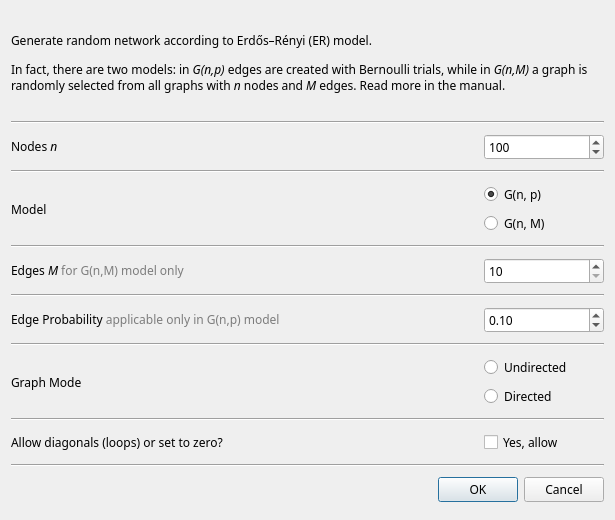
This is src/forms/dialogranderdosrenyi.ui in socnetv/app as Qt 5 draws it before an edit. The edited form follows.
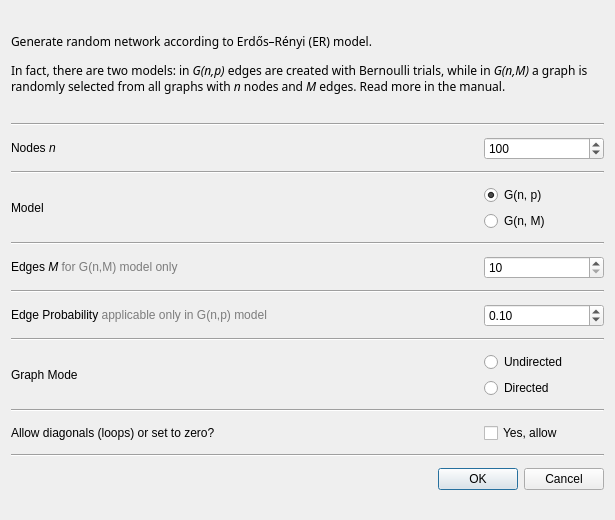
This is the edited form.

Commit message: fixed (reset) font family and font-sizes in all dialogs (once again...)

Diff of the .ui file:
```diff
--- a/src/forms/dialogranderdosrenyi.ui
+++ b/src/forms/dialogranderdosrenyi.ui
@@ -97,11 +97,6 @@
          <height>0</height>
         </size>
        </property>
-       <property name="font">
-        <font>
-         <family>Sans Serif</family>
-        </font>
-       </property>
        <property name="text">
         <string>&lt;html&gt;&lt;head/&gt;&lt;body&gt;&lt;p&gt;Nodes &lt;span style=&quot; font-style:italic;&quot;&gt;n&lt;/span&gt;&lt;/p&gt;&lt;/body&gt;&lt;/html&gt;</string>
        </property>
@@ -121,11 +116,6 @@
          <height>0</height>
         </size>
        </property>
-       <property name="font">
-        <font>
-         <family>Sans Serif</family>
-        </font>
-       </property>
        <property name="minimum">
         <number>0</number>
        </property>
@@ -162,11 +152,6 @@
          <height>0</height>
         </size>
        </property>
-       <property name="font">
-        <font>
-         <family>Sans Serif</family>
-        </font>
-       </property>
        <property name="text">
         <string>Model</string>
        </property>
@@ -182,11 +167,6 @@
            <height>0</height>
           </size>
          </property>
-         <property name="font">
-          <font>
-           <family>Sans Serif</family>
-          </font>
-         </property>
          <property name="toolTip">
           <string>&lt;!DOCTYPE HTML PUBLIC &quot;-//W3C//DTD HTML 4.0//EN&quot; &quot;http://www.w3.org/TR/REC-html40/strict.dtd&quot;&gt;
 &lt;html&gt;&lt;head&gt;&lt;meta name=&quot;qrichtext&quot; content=&quot;1&quot; /&gt;&lt;style type=&quot;text/css&quot;&gt;
@@ -221,11 +201,6 @@
            <height>0</height>
           </size>
          </property>
-         <property name="font">
-          <font>
-           <family>Sans Serif</family>
-          </font>
-         </property>
          <property name="toolTip">
           <string>&lt;html&gt;&lt;head/&gt;&lt;body&gt;&lt;p&gt;This will create a new random network using &lt;span style=&quot; font-weight:600;&quot;&gt;G(n,M)&lt;/span&gt; model, where&lt;/p&gt;&lt;p&gt;&lt;span style=&quot; font-weight:600;&quot;&gt; n&lt;/span&gt; is the number of nodes in the final graph&lt;/p&gt;&lt;p&gt;&lt;span style=&quot; font-weight:600;&quot;&gt; M&lt;/span&gt; is the number of edges in the final graph&lt;/p&gt;&lt;p&gt;If you select this model, you must enter both the number of nodes n and the number of edges M&lt;/p&gt;&lt;p&gt;You may also select if the final network will be undirected or directed and if you want to allow nodes to link to themselves (diagonal non zero).&lt;/p&gt;&lt;/body&gt;&lt;/html&gt;</string>
          </property>
@@ -270,11 +245,6 @@
          <height>0</height>
         </size>
        </property>
-       <property name="font">
-        <font>
-         <family>Sans Serif</family>
-        </font>
-       </property>
        <property name="text">
         <string>&lt;html&gt;&lt;head/&gt;&lt;body&gt;&lt;p&gt;Edges &lt;span style=&quot; font-style:italic;&quot;&gt;M &lt;/span&gt;&lt;span style=&quot; color:#7c7c7c;&quot;&gt;for G(n,M) model only&lt;/span&gt;&lt;/p&gt;&lt;/body&gt;&lt;/html&gt;</string>
        </property>
@@ -288,11 +258,6 @@
          <height>0</height>
         </size>
        </property>
-       <property name="font">
-        <font>
-         <family>Sans Serif</family>
-        </font>
-       </property>
        <property name="minimum">
         <number>10</number>
        </property>
@@ -326,11 +291,6 @@
          <height>0</height>
         </size>
        </property>
-       <property name="font">
-        <font>
-         <family>Sans Serif</family>
-        </font>
-       </property>
        <property name="text">
         <string>&lt;html&gt;&lt;head/&gt;&lt;body&gt;&lt;p&gt;Edge Probability &lt;span style=&quot; color:#7c7c7c;&quot;&gt;applicable only in G(n,p) model&lt;/span&gt;&lt;/p&gt;&lt;/body&gt;&lt;/html&gt;</string>
        </property>
@@ -350,11 +310,6 @@
          <height>0</height>
         </size>
        </property>
-       <property name="font">
-        <font>
-         <family>Sans Serif</family>
-        </font>
-       </property>
        <property name="minimum">
         <double>0.010000000000000</double>
        </property>
@@ -394,11 +349,6 @@
          <height>0</height>
         </size>
        </property>
-       <property name="font">
-        <font>
-         <family>Sans Serif</family>
-        </font>
-       </property>
        <property name="text">
         <string>Graph Mode</string>
        </property>
@@ -420,11 +370,6 @@
            <height>0</height>
           </size>
          </property>
-         <property name="font">
-          <font>
-           <family>Sans Serif</family>
-          </font>
-         </property>
          <property name="text">
           <string>Undirected</string>
          </property>
@@ -450,11 +395,6 @@
            <height>0</height>
           </size>
          </property>
-         <property name="font">
-          <font>
-           <family>Sans Serif</family>
-          </font>
-         </property>
          <property name="text">
           <string>Directed</string>
          </property>
@@ -493,11 +433,6 @@
          <height>0</height>
         </size>
        </property>
-       <property name="font">
-        <font>
-         <family>Sans Serif</family>
-        </font>
-       </property>
        <property name="text">
         <string>Allow diagonals (loops) or set to zero?</string>
        </property>
@@ -519,11 +454,6 @@
            <height>0</height>
           </size>
          </property>
-         <property name="font">
-          <font>
-           <family>Sans Serif</family>
-          </font>
-         </property>
          <property name="text">
           <string>Yes, allow</string>
          </property>
@@ -545,13 +475,6 @@
    </item>
    <item row="14" column="0">
     <widget class="QDialogButtonBox" name="buttonBox">
-     <property name="font">
-      <font>
-       <family>Sans Serif</family>
-       <weight>50</weight>
-       <bold>false</bold>
-      </font>
-     </property>
      <property name="orientation">
       <enum>Qt::Horizontal</enum>
      </property>
```
The commit also changes 14 other files.
